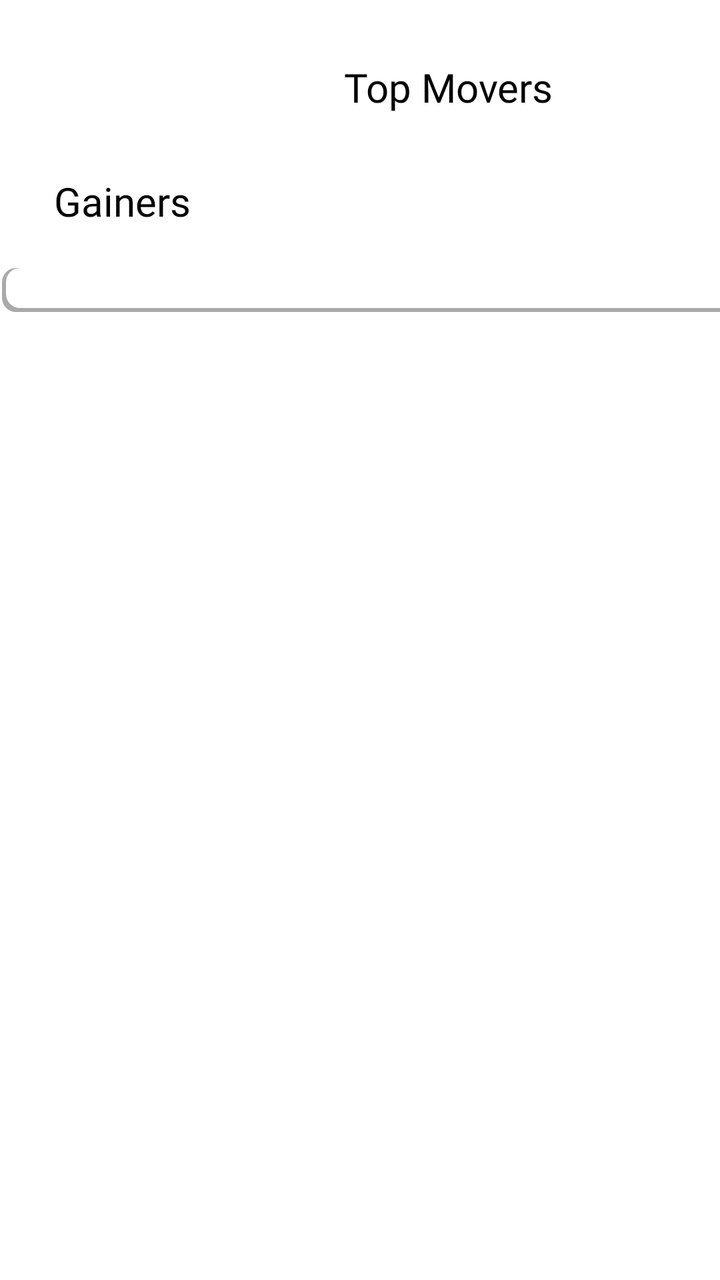
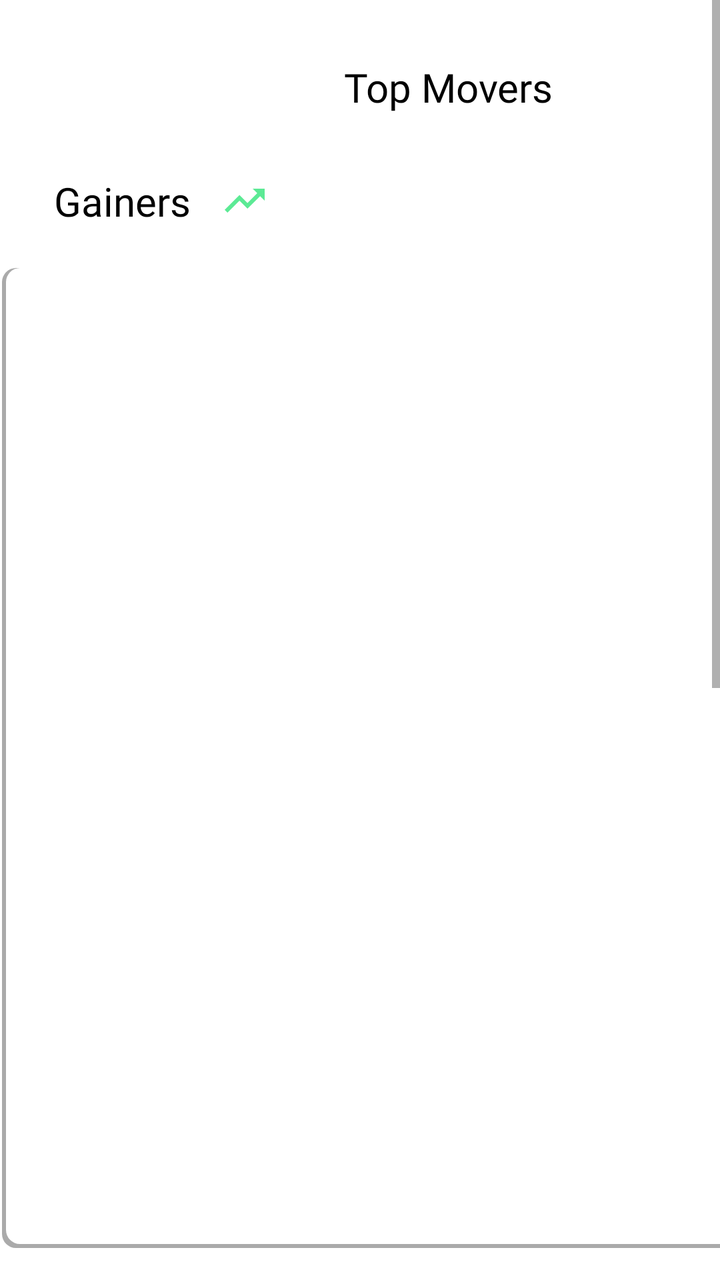

Screens rendered from an Android XML layout before and after an edit, with the pre-edit source and the edit as a unified diff.
<!-- AndroidManifest.xml: application theme Theme.CoinbaseApp -->
<!-- res/layout/fragment_top10.xml -->
<?xml version="1.0" encoding="utf-8"?>

<androidx.constraintlayout.widget.ConstraintLayout xmlns:android="http://schemas.android.com/apk/res/android"
    xmlns:tools="http://schemas.android.com/tools"
    xmlns:app="http://schemas.android.com/apk/res-auto"
    android:layout_width="match_parent"
    android:layout_height="wrap_content"
    tools:context=".Top10Fragment"
    android:background="@color/white">

    <TextView
        android:id="@+id/topMoversTitle"
        android:layout_width="wrap_content"
        android:layout_height="wrap_content"
        android:layout_marginStart="172dp"
        android:layout_marginTop="30dp"
        android:fontFamily="@font/corben"
        android:text="Top Movers"
        android:textColor="@color/black"
        android:textSize="20dp"
        app:layout_constraintStart_toStartOf="parent"
        app:layout_constraintTop_toTopOf="parent" />

    <TextView
        android:id="@+id/gainersTitle"
        android:layout_width="wrap_content"
        android:layout_height="wrap_content"
        android:layout_marginStart="27dp"
        android:layout_marginTop="30dp"
        android:fontFamily="@font/corben"
        android:text="Gainers"
        android:textColor="@color/black"
        android:textSize="20dp"
        app:layout_constraintStart_toStartOf="parent"
        app:layout_constraintTop_toBottomOf="@+id/topMoversTitle" />

    <ListView
        android:id="@+id/searchList"
        android:layout_width="410dp"
        android:layout_height="wrap_content"
        android:layout_marginStart="1dp"
        android:layout_marginTop="20dp"
        app:layout_constraintStart_toStartOf="parent"
        app:layout_constraintTop_toBottomOf="@+id/gainersTitle"
        android:padding="11dp"
        android:background="@drawable/border_shadow"/>


</androidx.constraintlayout.widget.ConstraintLayout>
<!-- resources referenced by this layout -->
<resources>
  <color name="black">#FF000000</color>
  <color name="white">#FFFFFFFF</color>
  <!-- drawable border_shadow (drawable) -->
  <?xml version="1.0" encoding="utf-8"?>
  
  <layer-list xmlns:android="http://schemas.android.com/apk/res/android">
      <item >
          <shape
              android:shape="rectangle">
              <solid android:color="@android:color/darker_gray" />
              <corners android:radius="7dp"/>
          </shape>
      </item>
      <item
          android:right="2dp"
          android:left="2dp"
          android:bottom="2dp">
          <shape
              android:shape="rectangle">
              <solid android:color="@android:color/white"/>
              <corners android:radius="7dp"/>
          </shape>
      </item>
  </layer-list>
  <style name="Theme.CoinbaseApp" parent="Theme.MaterialComponents.DayNight.NoActionBar">
          
          <item name="colorPrimary">@color/purple_500</item>
          <item name="colorPrimaryVariant">@color/purple_700</item>
          <item name="colorOnPrimary">@color/white</item>
          
          <item name="colorSecondary">@color/teal_200</item>
          <item name="colorSecondaryVariant">@color/teal_700</item>
          <item name="colorOnSecondary">@color/black</item>
          
          <item name="android:statusBarColor" tools:targetApi="l">?attr/colorPrimaryVariant</item>
          
      </style>
  <color name="purple_500">#FF6200EE</color>
  <color name="purple_700">#FF3700B3</color>
  <color name="teal_200">#FF03DAC5</color>
  <color name="teal_700">#FF018786</color>
</resources>

<!-- the commit's change to res/layout/fragment_top10.xml (unified diff, before → after) -->
@@ -1,8 +1,12 @@
 <?xml version="1.0" encoding="utf-8"?>
 
-<androidx.constraintlayout.widget.ConstraintLayout xmlns:android="http://schemas.android.com/apk/res/android"
+<ScrollView
+    xmlns:android="http://schemas.android.com/apk/res/android"
     xmlns:tools="http://schemas.android.com/tools"
     xmlns:app="http://schemas.android.com/apk/res-auto"
+    android:layout_width="fill_parent"
+    android:layout_height="fill_parent" >
+<androidx.constraintlayout.widget.ConstraintLayout
     android:layout_width="match_parent"
     android:layout_height="wrap_content"
     tools:context=".Top10Fragment"
@@ -28,22 +32,48 @@
         android:layout_marginStart="27dp"
         android:layout_marginTop="30dp"
         android:fontFamily="@font/corben"
-        android:text="Gainers"
+        android:text="Gainers   "
         android:textColor="@color/black"
+        android:drawableRight="@drawable/trend_up"
         android:textSize="20dp"
         app:layout_constraintStart_toStartOf="parent"
         app:layout_constraintTop_toBottomOf="@+id/topMoversTitle" />
 
     <ListView
-        android:id="@+id/searchList"
+        android:id="@+id/gainersList"
         android:layout_width="410dp"
-        android:layout_height="wrap_content"
+        android:layout_height="490dp"
         android:layout_marginStart="1dp"
         android:layout_marginTop="20dp"
+        android:background="@drawable/border_shadow"
+        android:padding="11dp"
         app:layout_constraintStart_toStartOf="parent"
-        app:layout_constraintTop_toBottomOf="@+id/gainersTitle"
+        app:layout_constraintTop_toBottomOf="@+id/gainersTitle" />
+
+    <TextView
+        android:id="@+id/losersTitle"
+        android:layout_width="wrap_content"
+        android:layout_height="wrap_content"
+        android:layout_marginStart="27dp"
+        android:layout_marginTop="30dp"
+        android:fontFamily="@font/corben"
+        android:text="Losers   "
+        android:drawableRight="@drawable/trend_down"
+        android:textColor="@color/black"
+        android:textSize="20dp"
+        app:layout_constraintStart_toStartOf="parent"
+        app:layout_constraintTop_toBottomOf="@+id/gainersList" />
+
+    <ListView
+        android:id="@+id/losersList"
+        android:layout_width="410dp"
+        android:layout_height="490dp"
+        android:layout_marginStart="1dp"
+        android:layout_marginTop="20dp"
+        android:background="@drawable/border_shadow"
         android:padding="11dp"
-        android:background="@drawable/border_shadow"/>
-
+        app:layout_constraintStart_toStartOf="parent"
+        app:layout_constraintTop_toBottomOf="@+id/losersTitle" />
 
 </androidx.constraintlayout.widget.ConstraintLayout>
+</ScrollView>
<!-- resource entries referenced after the edit -->
@@ -24,6 +24,30 @@
           </shape>
       </item>
   </layer-list>
+  <!-- drawable trend_down (drawable-anydpi) -->
+  <vector xmlns:android="http://schemas.android.com/apk/res/android"
+      android:width="24dp"
+      android:height="24dp"
+      android:viewportWidth="24"
+      android:viewportHeight="24"
+      android:tint="#EA314D"
+      android:alpha="0.8">
+    <path
+        android:fillColor="@android:color/white"
+        android:pathData="M16,18l2.29,-2.29 -4.88,-4.88 -4,4L2,7.41 3.41,6l6,6 4,-4 6.3,6.29L22,12v6z"/>
+  </vector>
+  <!-- drawable trend_up (drawable-anydpi) -->
+  <vector xmlns:android="http://schemas.android.com/apk/res/android"
+      android:width="24dp"
+      android:height="24dp"
+      android:viewportWidth="24"
+      android:viewportHeight="24"
+      android:tint="#33E57A"
+      android:alpha="0.8">
+    <path
+        android:fillColor="@android:color/white"
+        android:pathData="M16,6l2.29,2.29 -4.88,4.88 -4,-4L2,16.59 3.41,18l6,-6 4,4 6.3,-6.29L22,12V6z"/>
+  </vector>
   <style name="Theme.CoinbaseApp" parent="Theme.MaterialComponents.DayNight.NoActionBar">
           
           <item name="colorPrimary">@color/purple_500</item>
